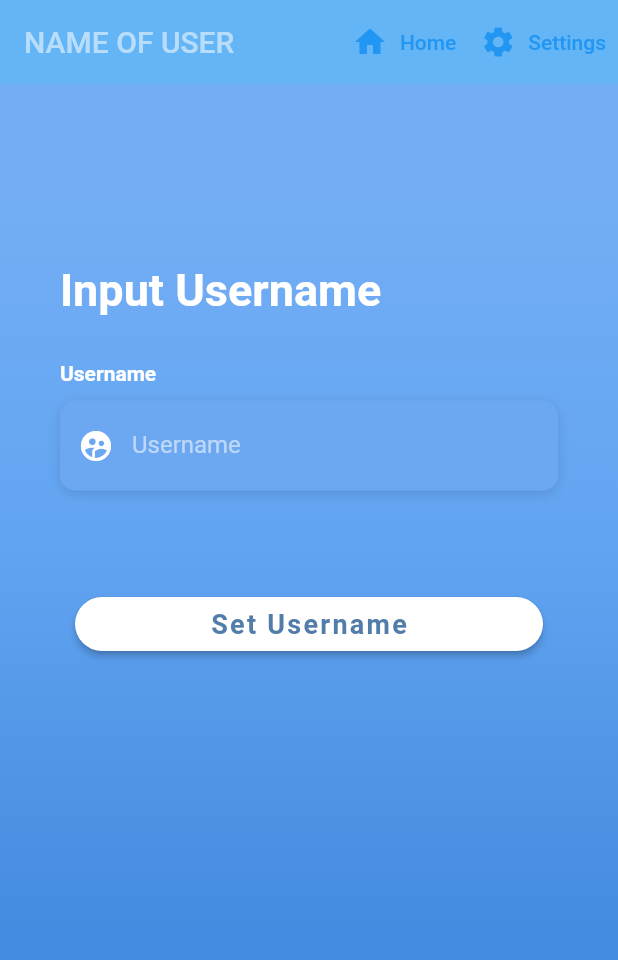
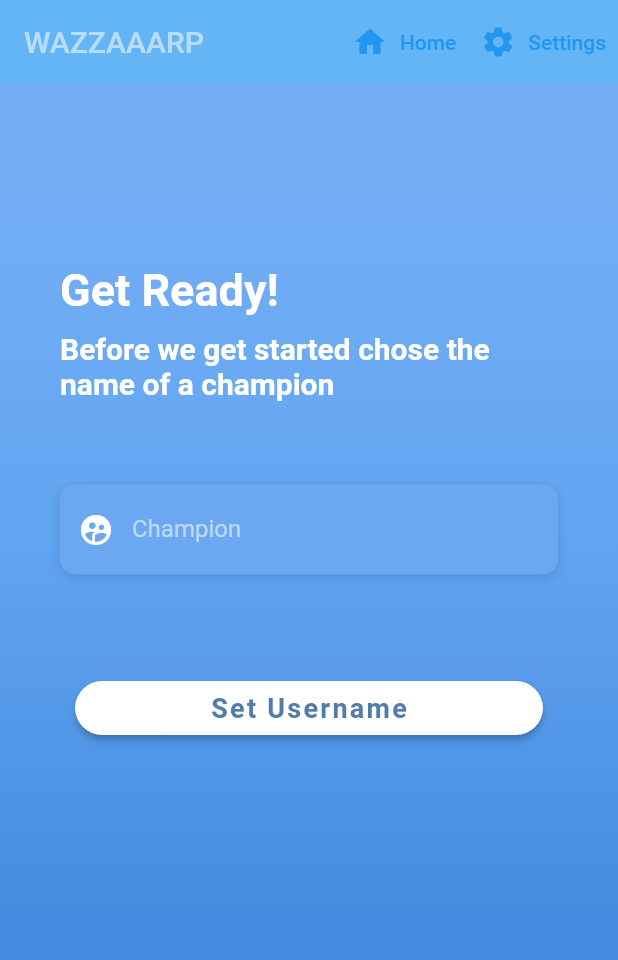
Before and after one commit to WolframAlp/BeerpongLeaderboard, a Flutter app: the screen it shows once a user with an empty profile is signed in, after a tap on "Profile", after a tap on "Home", after a tap on "Intro", on a phone screen of 412 x 824 dp. Shown: the top 960 px of the screen. Run offline on Flutter 3.47's test engine with Material 2 defaults, Android fonts, the phone set to English and light mode, and no system bars; our stand-ins replace cloud_firestore, firebase_auth, firebase_core, flutter_spinkit, introduction_screen; accounts and stored records are empty; Roboto replaces fonts that are missing (OpenSans).

Commit message:
added sliding intro pages

```diff
--- a/lib/main.dart
+++ b/lib/main.dart
@@ -12,7 +12,7 @@ void main() async {
   runApp(
     MultiProvider(
     providers: [
-      ChangeNotifierProvider(create: (context) => PageManger()),
+      ChangeNotifierProvider(create: (context) => PageManager()),
     ],
     child: const MyApp()
     ),
--- a/lib/screens/home/home.dart
+++ b/lib/screens/home/home.dart
@@ -26,12 +26,12 @@ class Home extends StatelessWidget {
           elevation: 0.0,
           actions: <Widget>[
             TextButton.icon(
-              onPressed: context.read<PageManger>().goToProfile,
+              onPressed: context.read<PageManager>().goToProfile,
               icon: const Icon(Icons.person),
               label: const Text("Profile"),
             ),
             TextButton.icon(
-              onPressed: context.read<PageManger>().goToIntro,
+              onPressed: context.read<PageManager>().goToUsername,
               icon: const Icon(Icons.verified_user),
               label: const Text("Intro"),
             ),
--- a/lib/screens/intro/set_username.dart
+++ b/lib/screens/intro/set_username.dart
@@ -13,16 +13,17 @@ import 'package:beerpong_leaderboard/utilities/loading.dart';
 import 'package:provider/provider.dart';
 import 'package:flutter/services.dart';
 import 'package:firebase_auth/firebase_auth.dart';
+import 'package:beerpong_leaderboard/screens/intro/intro_wrapper.dart';
 
-class Intro extends StatefulWidget {
+class SetUsername extends StatefulWidget {
   User? user;
-  Intro({Key? key, required this.user}) : super(key: key);
+  SetUsername({Key? key, required this.user}) : super(key: key);
 
   @override
-  State<Intro> createState() => _IntroState();
+  State<SetUsername> createState() => _SetUsernameState();
 }
 
-class _IntroState extends State<Intro> {
+class _SetUsernameState extends State<SetUsername> {
   String username = '';
   String error = '';
   bool loading = false;
@@ -32,18 +33,18 @@ class _IntroState extends State<Intro> {
     return AppBar(
       backgroundColor: Colors.blue[300],
       title: const Text(
-        "NAME OF USER",
+        "WAZZAAARP",
         style: kHintTextStyle,
         textAlign: TextAlign.center,
       ),
       elevation: 0.0,
       actions: <Widget>[
         TextButton.icon(
-            onPressed: context.read<PageManger>().goToHome,
+            onPressed: context.read<PageManager>().goToHome,
             icon: const Icon(Icons.home),
             label: const Text("Home")),
         TextButton.icon(
-          onPressed: () {},
+          onPressed: context.read<PageManager>().goToIntro,
           icon: const Icon(Icons.settings),
           label: const Text("Settings"),
         ),
@@ -100,11 +101,9 @@ class _IntroState extends State<Intro> {
                 await user?.updateDisplayName(username);
                 await DatabaseService(uid: user?.uid, name: username)
                     .createNewUser();
-                // setState(() {
                 loading = false;
-                // });
                 await user?.reload();
-                context.read<PageManger>().goToHome();
+                context.read<PageManager>().goToIntro();
               }
             } else {
               error = '';
@@ -150,7 +149,7 @@ class _IntroState extends State<Intro> {
       crossAxisAlignment: CrossAxisAlignment.start,
       children: <Widget>[
         const Text(
-          'Username',
+          '',
           style: kLabelStyle,
         ),
         const SizedBox(height: 10.0),
@@ -174,7 +173,7 @@ class _IntroState extends State<Intro> {
                 Icons.supervised_user_circle,
                 color: Colors.white,
               ),
-              hintText: 'Username',
+              hintText: 'Champion',
               hintStyle: kHintTextStyle,
             ),
           ),
@@ -225,11 +224,22 @@ class _IntroState extends State<Intro> {
                             crossAxisAlignment: CrossAxisAlignment.start,
                             children: <Widget>[
                               const Text(
-                                "Input Username",
+                                "Get Ready!",
                                 style: TextStyle(
                                   color: Colors.white,
                                   fontFamily: 'OpenSans',
                                   fontSize: 30.0,
+                                  fontWeight: FontWeight.bold,
+                                ),
+                              ),
+                              const SizedBox(height: 10.0,),
+                              const Text(
+                                "Before we get started chose the name of a champion",
+                                // maybe some colors in the text, like CHOSE and CHAMPION
+                                style: TextStyle(
+                                  color: Colors.white,
+                                  fontFamily: 'OpenSans',
+                                  fontSize: 20.0,
                                   fontWeight: FontWeight.bold,
                                 ),
                               ),
--- a/lib/screens/page_wrapper.dart
+++ b/lib/screens/page_wrapper.dart
@@ -1,4 +1,5 @@
 import 'package:beerpong_leaderboard/screens/home/home.dart';
+import 'package:beerpong_leaderboard/screens/intro/intro_wrapper.dart';
 import 'package:beerpong_leaderboard/screens/intro/set_username.dart';
 import 'package:beerpong_leaderboard/screens/profile/profile.dart';
 import 'package:beerpong_leaderboard/services/auth.dart';
@@ -16,7 +17,7 @@ class PageWrapper extends StatelessWidget {
   Widget build(BuildContext context) {
     User? user;
 
-    return Consumer<PageManger>(
+    return Consumer<PageManager>(
       builder: (context, manager, child) {
         if (!usernameWasNull) {
           user = Provider.of<User?>(context);
@@ -26,7 +27,7 @@ class PageWrapper extends StatelessWidget {
 
         if (user?.displayName == null) {
           usernameWasNull = true;
-          return Intro(user: user);
+          return SetUsername(user: user);
         }
         switch (manager.currentPage) {
           case 0:
@@ -34,7 +35,9 @@ class PageWrapper extends StatelessWidget {
           case 1:
             return Profile();
           case 2:
-            return Intro(user: user);
+            return SetUsername(user: user);
+          case 3:
+            return const OnBoardingPage();
         }
         return Home();
       },
--- a/lib/screens/profile/profile.dart
+++ b/lib/screens/profile/profile.dart
@@ -24,7 +24,7 @@ class _ProfileState extends State<Profile> {
         elevation: 0.0,
         actions: <Widget>[
           TextButton.icon(
-              onPressed: context.read<PageManger>().goToHome,
+              onPressed: context.read<PageManager>().goToHome,
               icon: const Icon(Icons.home),
               label: const Text("Home")),
           TextButton.icon(
--- a/lib/services/page_manager.dart
+++ b/lib/services/page_manager.dart
@@ -1,6 +1,6 @@
 import 'package:flutter/foundation.dart';
 
-class PageManger with ChangeNotifier, DiagnosticableTreeMixin {
+class PageManager with ChangeNotifier, DiagnosticableTreeMixin {
 
   int currentPage = 0;
 
@@ -14,8 +14,13 @@ class PageManger with ChangeNotifier, DiagnosticableTreeMixin {
     notifyListeners();
   }
 
-  void goToIntro() {
+  void goToUsername() {
     currentPage = 2;
     notifyListeners();
   }
+
+  void goToIntro() {
+    currentPage = 3;
+    notifyListeners();
+  }
 }
--- a/pubspec.yaml
+++ b/pubspec.yaml
@@ -40,6 +40,7 @@ dependencies:
   provider: ^6.0.2
   flutter_spinkit: ^5.1.0
   firebase_core: ^1.16.0
+  introduction_screen: ^3.0.1
 
 dev_dependencies:
   flutter_test:
```
Also changed, not shown: lib/screens/intro/intro_wrapper.dart (added, +198 -0 lines), pubspec.lock.
